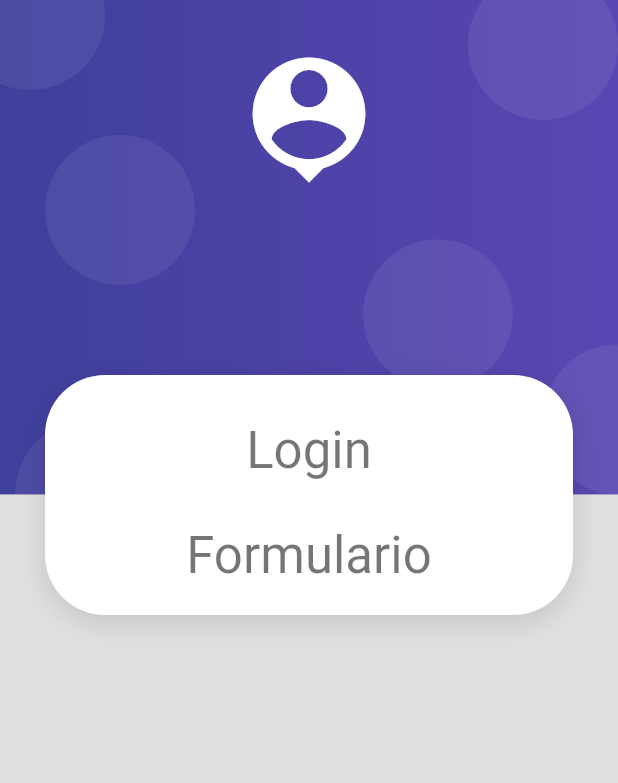
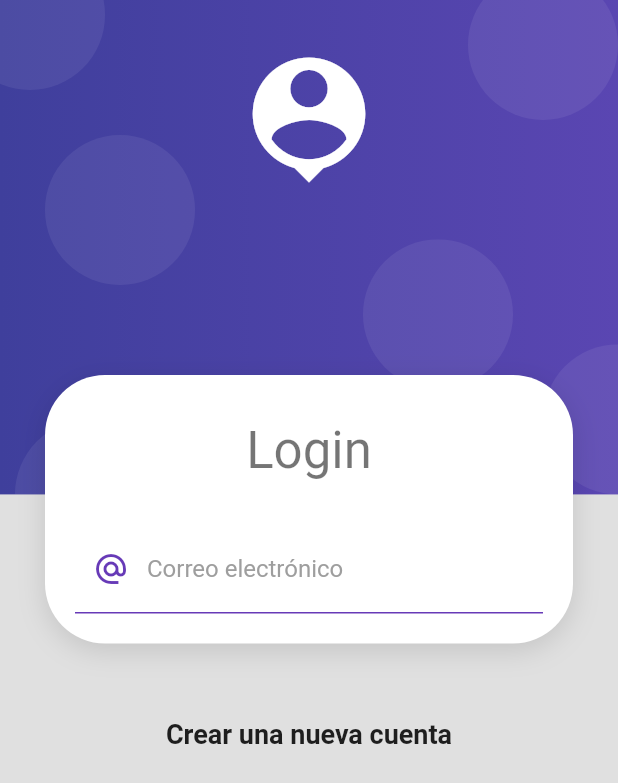
Before and after one commit to cesaroer/App_Productos, a Flutter app: the screen it shows after launch, on a phone screen of 412 x 824 dp. Shown: the top 783 px of the screen. Run offline on Flutter 3.47's test engine with Material 2 defaults, Android fonts, the phone set to English and light mode, and no system bars.

Commit message:
Added TextForm field for email

```diff
--- a/lib/screens/login_screen.dart
+++ b/lib/screens/login_screen.dart
@@ -16,11 +16,13 @@ class LoginScreen extends StatelessWidget {
                     SizedBox(height: 10),
                     Text("Login", style: Theme.of(context).textTheme.headline4),
                     SizedBox(height: 30),
-                    Text("Formulario",
-                        style: Theme.of(context).textTheme.headline4),
+                    _LoginForm()
                   ],
                 ),
               ),
+              SizedBox(height: 50),
+              Text("Crear una nueva cuenta",
+                  style: TextStyle(fontSize: 18, fontWeight: FontWeight.bold)),
             ],
           ),
         ),
@@ -28,3 +30,34 @@ class LoginScreen extends StatelessWidget {
     );
   }
 }
+
+class _LoginForm extends StatelessWidget {
+  @override
+  Widget build(BuildContext context) {
+    return Container(
+      child: Form(
+        child: Column(
+          children: [
+            TextFormField(
+              autocorrect: false,
+              keyboardType: TextInputType.emailAddress,
+              decoration: InputDecoration(
+                enabledBorder: UnderlineInputBorder(
+                  borderSide: BorderSide(color: Colors.deepPurple),
+                ),
+                focusedBorder: UnderlineInputBorder(
+                  borderSide: BorderSide(color: Colors.deepPurple, width: 2),
+                ),
+                hintText: "John.doe@gmail.com",
+                labelText: "Correo electrónico",
+                labelStyle: TextStyle(color: Colors.grey),
+                prefixIcon:
+                    Icon(Icons.alternate_email_sharp, color: Colors.deepPurple),
+              ),
+            ),
+          ],
+        ),
+      ),
+    );
+  }
+}
```
